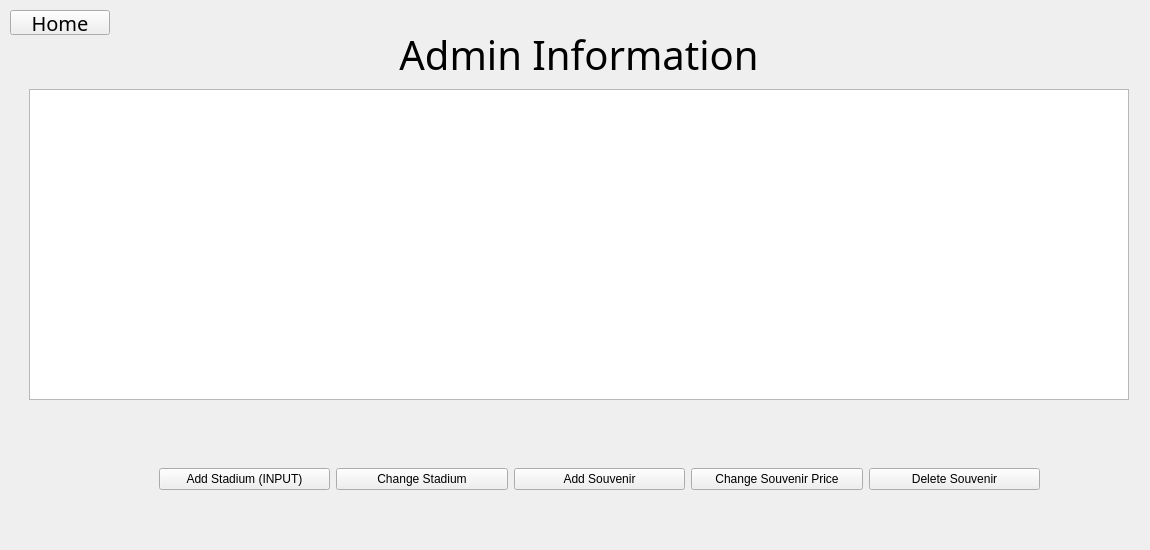
Old version of the form adminoptions.ui in the repository nokk3n-dev/CS1D-Project-2-Baseball.
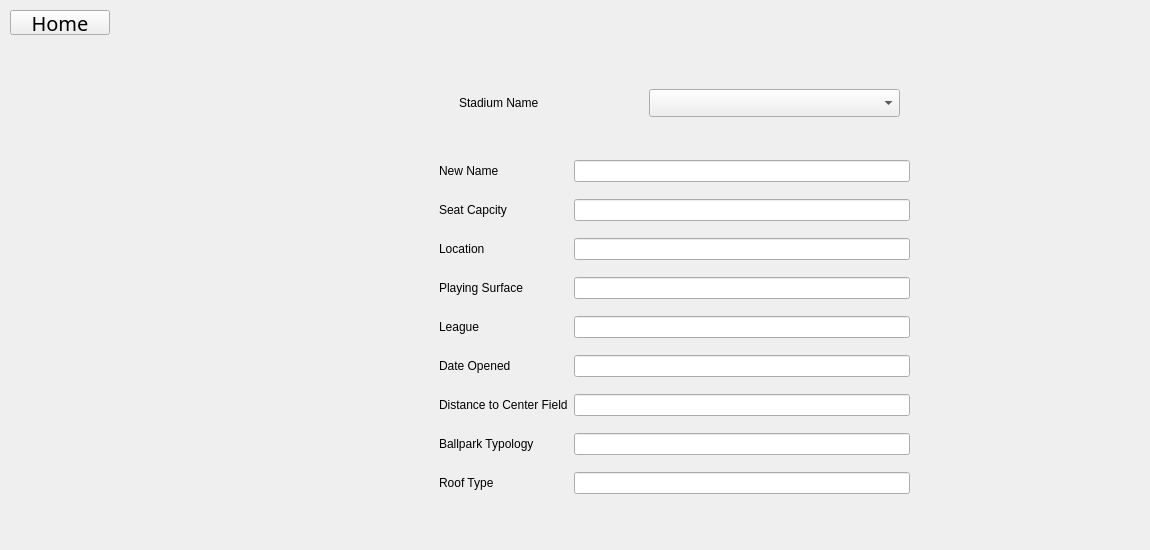
New version of the form. The open tabs and pages were chosen to show the change.

```diff
--- a/adminoptions.ui
+++ b/adminoptions.ui
@@ -185,6 +185,169 @@
      </property>
     </widget>
    </widget>
+   <widget class="QWidget" name="ChangeStad">
+    <widget class="QComboBox" name="changeStadComboBox">
+     <property name="geometry">
+      <rect>
+       <x>650</x>
+       <y>90</y>
+       <width>251</width>
+       <height>28</height>
+      </rect>
+     </property>
+    </widget>
+    <widget class="QLabel" name="labelStadName_13">
+     <property name="geometry">
+      <rect>
+       <x>460</x>
+       <y>90</y>
+       <width>158</width>
+       <height>28</height>
+      </rect>
+     </property>
+     <property name="text">
+      <string>Stadium Name</string>
+     </property>
+    </widget>
+    <widget class="QWidget" name="">
+     <property name="geometry">
+      <rect>
+       <x>440</x>
+       <y>150</y>
+       <width>471</width>
+       <height>360</height>
+      </rect>
+     </property>
+     <layout class="QGridLayout" name="gridLayout">
+      <item row="1" column="1">
+       <widget class="QLineEdit" name="textChaCapacity">
+        <property name="text">
+         <string/>
+        </property>
+       </widget>
+      </item>
+      <item row="7" column="1">
+       <widget class="QLineEdit" name="textChaTypology">
+        <property name="text">
+         <string/>
+        </property>
+       </widget>
+      </item>
+      <item row="5" column="1">
+       <widget class="QLineEdit" name="textChaDate">
+        <property name="text">
+         <string/>
+        </property>
+       </widget>
+      </item>
+      <item row="1" column="0">
+       <widget class="QLabel" name="labelCapacity">
+        <property name="text">
+         <string>Seat Capcity</string>
+        </property>
+       </widget>
+      </item>
+      <item row="3" column="1">
+       <widget class="QLineEdit" name="textChaSurface">
+        <property name="text">
+         <string/>
+        </property>
+       </widget>
+      </item>
+      <item row="6" column="1">
+       <widget class="QLineEdit" name="textChaCenter">
+        <property name="text">
+         <string/>
+        </property>
+       </widget>
+      </item>
+      <item row="3" column="0">
+       <widget class="QLabel" name="labelSurface">
+        <property name="text">
+         <string>Playing Surface</string>
+        </property>
+       </widget>
+      </item>
+      <item row="0" column="0">
+       <widget class="QLabel" name="labelNewName">
+        <property name="text">
+         <string>New Name</string>
+        </property>
+       </widget>
+      </item>
+      <item row="0" column="1">
+       <widget class="QLineEdit" name="textChaStadName">
+        <property name="text">
+         <string/>
+        </property>
+       </widget>
+      </item>
+      <item row="2" column="1">
+       <widget class="QLineEdit" name="textChaLocation">
+        <property name="text">
+         <string/>
+        </property>
+       </widget>
+      </item>
+      <item row="6" column="0">
+       <widget class="QLabel" name="labelCenter">
+        <property name="text">
+         <string>Distance to Center Field</string>
+        </property>
+       </widget>
+      </item>
+      <item row="7" column="0">
+       <widget class="QLabel" name="labelTypology">
+        <property name="text">
+         <string>Ballpark Typology</string>
+        </property>
+       </widget>
+      </item>
+      <item row="8" column="0">
+       <widget class="QLabel" name="labelRoof">
+        <property name="text">
+         <string>Roof Type</string>
+        </property>
+       </widget>
+      </item>
+      <item row="8" column="1">
+       <widget class="QLineEdit" name="textChaRoof">
+        <property name="text">
+         <string/>
+        </property>
+       </widget>
+      </item>
+      <item row="4" column="0">
+       <widget class="QLabel" name="labelLeague">
+        <property name="text">
+         <string>League</string>
+        </property>
+       </widget>
+      </item>
+      <item row="2" column="0">
+       <widget class="QLabel" name="labelLocation">
+        <property name="text">
+         <string>Location</string>
+        </property>
+       </widget>
+      </item>
+      <item row="4" column="1">
+       <widget class="QLineEdit" name="textChaLeague">
+        <property name="text">
+         <string/>
+        </property>
+       </widget>
+      </item>
+      <item row="5" column="0">
+       <widget class="QLabel" name="labelDate">
+        <property name="text">
+         <string>Date Opened</string>
+        </property>
+       </widget>
+      </item>
+     </layout>
+    </widget>
+   </widget>
    <widget class="QWidget" name="DeleteSouv">
     <widget class="QPushButton" name="AcceptDelete">
      <property name="geometry">
```
Left out of the diff: 4 changed lines with no effect on the pictures.
